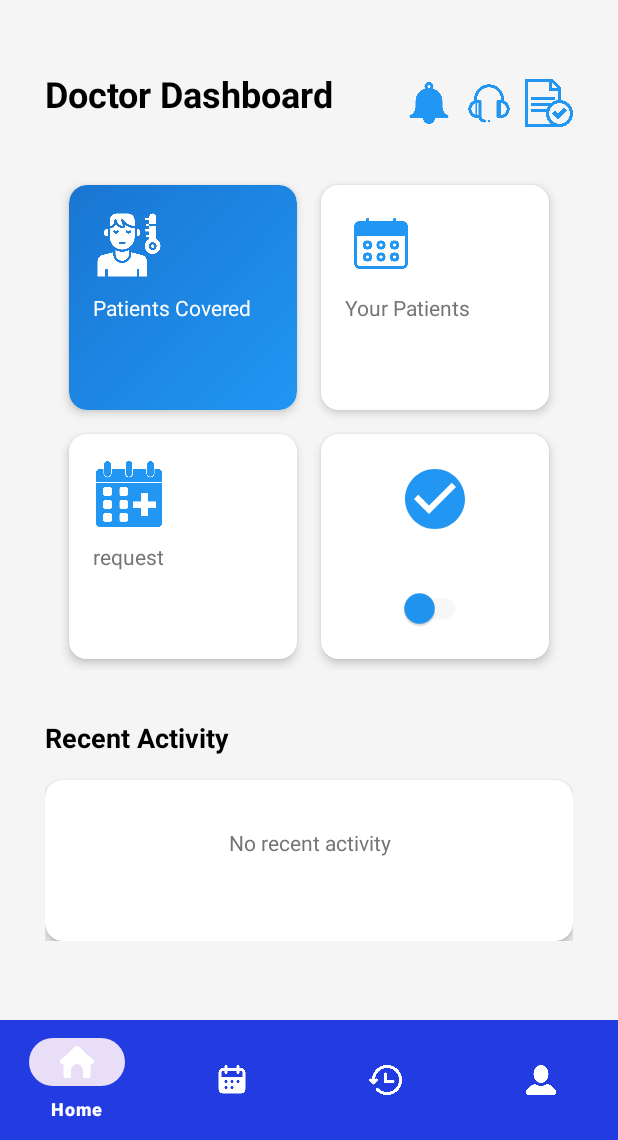
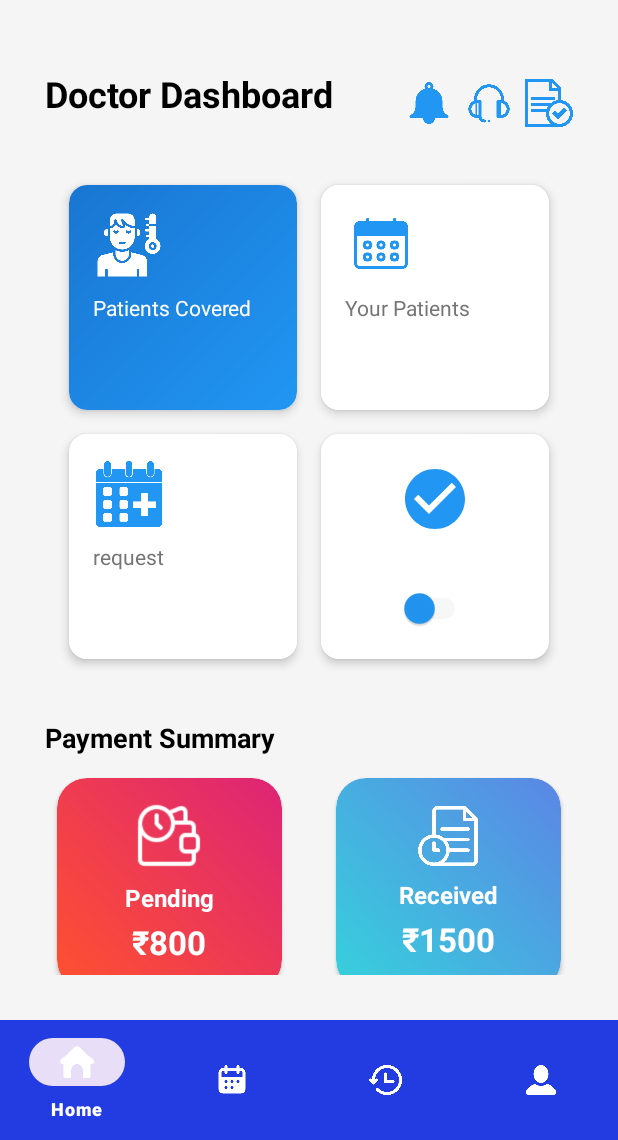
Before and after one commit to kunj-99/doctor_control_3, an Android app: the home screen opened directly, with no data from a screen before it, on a phone screen of 412 x 824 dp, the part 96-1236 px from its top. Run offline under Robolectric (Android 15) with nearby library versions, the phone set to English and light mode, and no system bars; our stand-ins replace Volley; network calls fail.

Commit message:
payment card

```diff
--- a/app/src/main/java/com/example/doctor_control/fragments/home.java
+++ b/app/src/main/java/com/example/doctor_control/fragments/home.java
@@ -20,6 +20,7 @@ import android.Manifest;
 
 import androidx.annotation.NonNull;
 import androidx.annotation.Nullable;
+import androidx.cardview.widget.CardView;
 import androidx.core.app.ActivityCompat;
 import androidx.core.content.ContextCompat;
 import androidx.fragment.app.Fragment;
@@ -35,7 +36,8 @@ import com.example.doctor_control.BackgroundService;
 import com.example.doctor_control.R;
 import com.example.doctor_control.tarmsandcondition;
 import com.example.doctor_control.suppor;
-
+import com.example.doctor_control.PaymentHistoryActivity;  // Use the correct package name
+import com.example.doctor_control.PendingPaymentActivity;
 import org.json.JSONException;
 import org.json.JSONObject;
 
@@ -53,7 +55,7 @@ public class home extends Fragment {
     private String doctorId;
 
     ImageView terms, support;
-
+    CardView payment_history,cardPendingPayment;
     @Override
     public View onCreateView(LayoutInflater inflater, ViewGroup container,
                              Bundle savedInstanceState) {
@@ -73,6 +75,8 @@ public class home extends Fragment {
         doctorPrefs = getActivity().getSharedPreferences("DoctorPrefs", Context.MODE_PRIVATE);
         terms = view.findViewById(R.id.terms);  // Make sure the ID is correct
         support = view.findViewById(R.id.support);  // Make sure the ID is correct
+        payment_history = view.findViewById(R.id.card_payment_history);
+        cardPendingPayment = view.findViewById(R.id.card_pending_payment);
 
         terms.setOnClickListener(v -> {
             Intent intent = new Intent(getContext(), tarmsandcondition.class);
@@ -83,6 +87,19 @@ public class home extends Fragment {
             Intent intent = new Intent(getContext(), suppor.class);
             startActivity(intent);
         });
+
+        payment_history.setOnClickListener(v -> {
+            // Inside your Fragment (home.java)
+            Intent intent = new Intent(getActivity(), PaymentHistoryActivity.class);
+            startActivity(intent);
+        });
+
+        cardPendingPayment.setOnClickListener(v -> {
+            Intent intent = new Intent(getActivity(), PendingPaymentActivity.class);
+            startActivity(intent);
+        });
+
+
         // Check for location permission. Make sure to use requireContext() or getContext() instead of 'this'.
         if (ContextCompat.checkSelfPermission(requireContext(), Manifest.permission.ACCESS_FINE_LOCATION)
                 != PackageManager.PERMISSION_GRANTED) {
--- /dev/null
+++ b/app/src/main/res/drawable/gradient_history_card.xml
@@ -0,0 +1,10 @@
+<?xml version="1.0" encoding="utf-8"?>
+<shape xmlns:android="http://schemas.android.com/apk/res/android"
+    android:shape="rectangle">
+    <gradient
+        android:angle="45"
+        android:startColor="#36D1DC"
+        android:endColor="#5B86E5"
+        android:type="linear" />
+    <corners android:radius="20dp" />
+</shape>
--- /dev/null
+++ b/app/src/main/res/drawable/gradient_pending_card.xml
@@ -0,0 +1,10 @@
+<?xml version="1.0" encoding="utf-8"?>
+<shape xmlns:android="http://schemas.android.com/apk/res/android"
+    android:shape="rectangle">
+    <gradient
+        android:angle="45"
+        android:startColor="#FF512F"
+        android:endColor="#DD2476"
+        android:type="linear" />
+    <corners android:radius="20dp" />
+</shape>
--- /dev/null
+++ b/app/src/main/res/drawable/profile_circle.xml
@@ -0,0 +1,6 @@
+<?xml version="1.0" encoding="utf-8"?>
+<shape xmlns:android="http://schemas.android.com/apk/res/android"
+    android:shape="oval">
+    <solid android:color="#FFFFFF"/>
+    <stroke android:width="2dp" android:color="#DADADA"/>
+</shape>
--- a/app/src/main/res/layout/fragment_home.xml
+++ b/app/src/main/res/layout/fragment_home.xml
@@ -257,46 +257,121 @@
 
         </GridLayout>
 
+        <!-- Payments Section -->
         <TextView
             android:layout_width="match_parent"
             android:layout_height="wrap_content"
-            android:text="Recent Activity"
+            android:text="Payment Summary"
             android:textColor="@color/black"
             android:textSize="18sp"
             android:textStyle="bold"
             android:layout_marginTop="24dp"
-            android:layout_marginBottom="16dp"/>
+            android:layout_marginBottom="0dp"/>
 
-        <!-- Recent Activity List -->
-        <androidx.cardview.widget.CardView
+        <!-- Pending Payment Card -->
+        <!-- Total Pending Amount Card -->
+        <LinearLayout
             android:layout_width="match_parent"
             android:layout_height="wrap_content"
-            app:cardCornerRadius="12dp"
-            app:cardElevation="4dp">
+            android:orientation="horizontal"
+            android:layout_marginTop="5dp"
+            android:layout_marginBottom="8dp"
+            android:weightSum="2"
+            android:gravity="center_horizontal">
+
+            <!-- Pending Payment Card -->
+            <androidx.cardview.widget.CardView
+                android:id="@+id/card_pending_payment"
+                android:layout_width="0dp"
+                android:layout_height="160dp"
+                android:layout_weight="1"
+                android:layout_marginEnd="10dp"
+                android:elevation="10dp"
+                app:cardCornerRadius="20dp"
+                app:cardUseCompatPadding="true">
 
                 <LinearLayout
                     android:layout_width="match_parent"
-                android:layout_height="wrap_content"
+                    android:layout_height="match_parent"
                     android:orientation="vertical"
+                    android:gravity="center"
+                    android:background="@drawable/gradient_pending_card"
                     android:padding="16dp">
 
-                <!-- Add your recent activity items here -->
+                    <ImageView
+                        android:layout_width="44dp"
+                        android:layout_height="44dp"
+                        android:src="@drawable/pendingpayment"
+                        app:tint="@color/white"
+                        android:layout_marginBottom="8dp" />
+
                     <TextView
-                    android:layout_width="match_parent"
+                        android:layout_width="wrap_content"
                         android:layout_height="wrap_content"
-                    android:text="No recent activity"
-                    android:textColor="@color/textSecondary"
-                    android:textAlignment="center"
-                    android:padding="16dp"/>
-                <androidx.recyclerview.widget.RecyclerView
-                    android:id="@+id/recent_activity_recycler_view"
-                    android:layout_width="match_parent"
+                        android:text="Pending"
+                        android:textColor="@color/white"
+                        android:textSize="16sp"
+                        android:textStyle="bold" />
+
+                    <TextView
+                        android:id="@+id/tv_pending_amount"
+                        android:layout_width="wrap_content"
                         android:layout_height="wrap_content"
-                    android:layout_marginTop="8dp"
-                    android:padding="8dp"
-                    app:layoutManager="androidx.recyclerview.widget.LinearLayoutManager"/>
+                        android:text="₹800"
+                        android:textColor="@color/white"
+                        android:textSize="22sp"
+                        android:textStyle="bold"
+                        android:layout_marginTop="4dp" />
                 </LinearLayout>
             </androidx.cardview.widget.CardView>
 
+            <!-- Payment History Card -->
+            <androidx.cardview.widget.CardView
+                android:id="@+id/card_payment_history"
+                android:layout_width="0dp"
+                android:layout_height="160dp"
+                android:layout_weight="1"
+                android:layout_marginStart="10dp"
+                android:elevation="10dp"
+                app:cardCornerRadius="20dp"
+                app:cardUseCompatPadding="true">
+
+                <LinearLayout
+                    android:layout_width="match_parent"
+                    android:layout_height="match_parent"
+                    android:orientation="vertical"
+                    android:gravity="center"
+                    android:background="@drawable/gradient_history_card"
+                    android:padding="16dp">
+
+                    <ImageView
+                        android:layout_width="40dp"
+                        android:layout_height="40dp"
+                        android:src="@drawable/ic_history"
+                        app:tint="@color/white"
+                        android:layout_marginBottom="8dp" />
+
+                    <TextView
+                        android:layout_width="wrap_content"
+                        android:layout_height="wrap_content"
+                        android:text="Received"
+                        android:textColor="@color/white"
+                        android:textSize="16sp"
+                        android:textStyle="bold" />
+
+                    <TextView
+                        android:id="@+id/tv_history_amount"
+                        android:layout_width="wrap_content"
+                        android:layout_height="wrap_content"
+                        android:text="₹1500"
+                        android:textColor="@color/white"
+                        android:textSize="22sp"
+                        android:textStyle="bold"
+                        android:layout_marginTop="4dp" />
+                </LinearLayout>
+            </androidx.cardview.widget.CardView>
+        </LinearLayout>
+
+
     </LinearLayout>
 </ScrollView>
```
Also changed, not shown: app/src/main/AndroidManifest.xml (+6 -2 lines), app/src/main/java/com/example/doctor_control/PaymentHistoryActivity.java (added, +41 -0 lines), app/src/main/java/com/example/doctor_control/PaymentModel.java (added, +34 -0 lines), app/src/main/java/com/example/doctor_control/PendingPaymentActivity.java (added, +30 -0 lines), app/src/main/java/com/example/doctor_control/adapter/PaymentAdapter.java (added, +69 -0 lines), app/src/main/java/com/example/doctor_control/adapter/PendingPaymentAdapter.java (added, +61 -0 lines), app/src/main/res/layout/activity_payment_history.xml (added, +31 -0 lines), app/src/main/res/layout/activity_pending_payment.xml (added, +38 -0 lines), app/src/main/res/layout/item_payment_history.xml (added, +110 -0 lines), app/src/main/res/layout/item_pending_payment.xml (added, +110 -0 lines), app/src/main/res/drawable/pendingpayment.png (added). Lines whose indentation alone changed are shown as unchanged.
